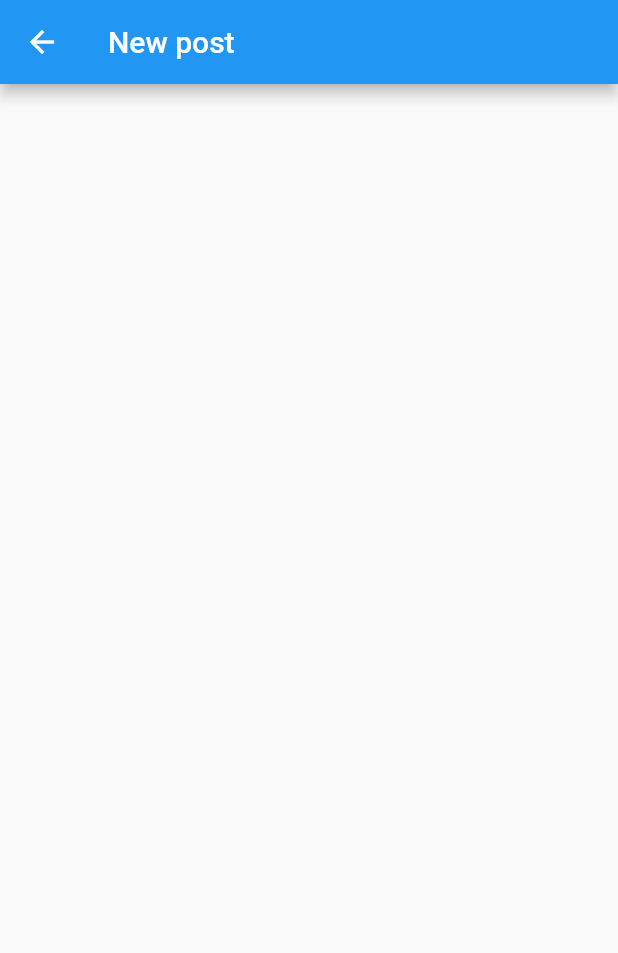
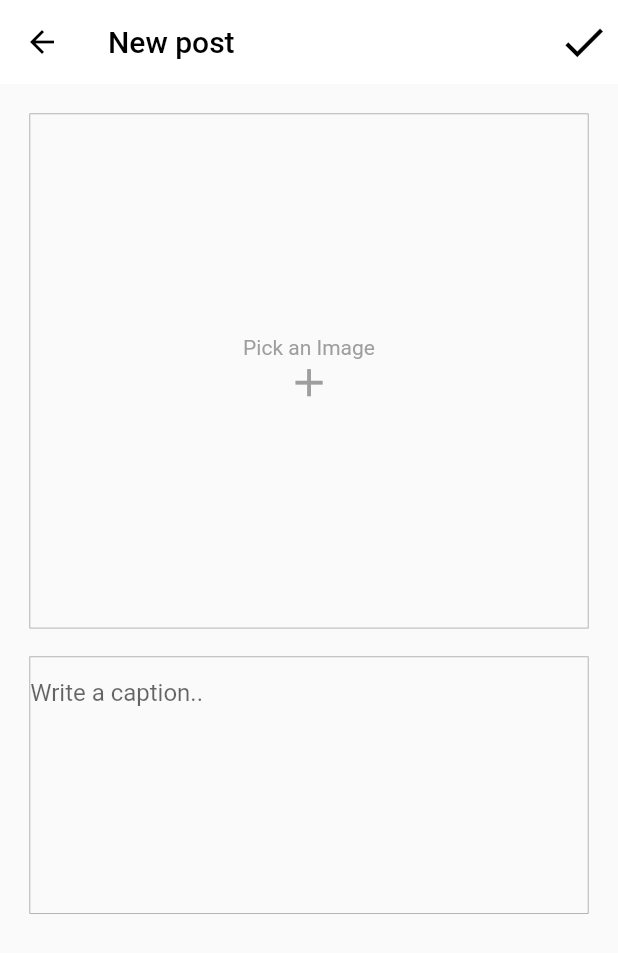
Before and after one commit to HashemAlkeshawi/theApp_Later, a Flutter app: the InstaCreate screen opened directly, on a phone screen of 412 x 824 dp. Shown: the top 953 px of the screen. Run offline on Flutter 3.47's test engine with Material 2 defaults, Android fonts, the phone set to English and light mode, and no system bars; our stand-ins replace easy_localization, flutter_screenutil, flutter_svg; missing offline and left inert: expendable_fab, swipeable_tile.

Commit message:
Posts Creaton .all

```diff
--- a/assets/langs/en.json
+++ b/assets/langs/en.json
@@ -23,6 +23,10 @@
 "NTPost":"New Tweet",
 "Photo" : "Photo",
 "Feeling" : "Feeling",
-"FCH" : "What's in your mind?"
+"FCH" : "What's in your mind?",
+"ICH" : "Write a caption..",
+"PaI" : "Pick an Image",
+"TCH" : "What's happening?",
+"saveTweet" : "Save tweet"
 
 }
--- a/lib/posts/facebook/face_create.dart
+++ b/lib/posts/facebook/face_create.dart
@@ -11,13 +11,14 @@ class FaceCreate extends StatelessWidget {
     double screenHeight = MediaQuery.of(context).size.height;
     return Scaffold(
       appBar: AppBar(
+        backgroundColor: const Color(0xff4267B2),
         title: Text("NFPost".tr()),
         actions: [
           IconButton(
               onPressed: () {},
               icon: Icon(
                 Icons.done,
-                size: 35.r,
+                size: 40.h,
               ))
         ],
       ),
@@ -49,8 +50,7 @@ class FaceCreate extends StatelessWidget {
                 title: Text("Photo".tr()),
               ),
               const Divider(),
-              DropdownButton(
-
+              ListTile(
                 leading: Image.asset("assets/images/feeling.png"),
                 title: Text("Feeling".tr()),
               )
--- a/lib/posts/instagram/insta_create.dart
+++ b/lib/posts/instagram/insta_create.dart
@@ -1,15 +1,87 @@
 import 'package:easy_localization/easy_localization.dart';
-import 'package:flutter/cupertino.dart';
 import 'package:flutter/material.dart';
+import 'package:flutter_screenutil/flutter_screenutil.dart';
 
 class InstaCreate extends StatelessWidget {
   static const String screenName = "FaceCreate";
+
+  TextEditingController contentController = TextEditingController();
+
   @override
   Widget build(BuildContext context) {
+    double screenHeight = MediaQuery.of(context).size.height;
     return Scaffold(
       appBar: AppBar(
-        title: Text("NIPost".tr()),
+        iconTheme: IconThemeData(color: Colors.black),
+        elevation: 0,
+        backgroundColor: Colors.white,
+        title: Text(
+          "NIPost".tr(),
+          style: TextStyle(color: Colors.black),
+        ),
+        actions: [
+          IconButton(
+              onPressed: () {},
+              icon: Icon(
+                Icons.done,
+                color: Colors.black,
+                size: 40.h,
+              ))
+        ],
       ),
+      body: Container(
+          padding: EdgeInsets.all(12.h),
+          height: screenHeight,
+          child: ListView(
+            children: [
+              Container(
+                decoration: BoxDecoration(
+                  border: Border.all(
+                    color: Colors.grey,
+                    width: 0.5,
+                  ),
+                ),
+                margin: EdgeInsets.all(12.r),
+                height: 400.h,
+                child: Center(
+                  child: Column(
+                    mainAxisAlignment: MainAxisAlignment.center,
+                    children: [
+                      Text(
+                        "PaI".tr(),
+                        style: const TextStyle(
+                          color: Colors.grey,
+                        ),
+                      ),
+                      Icon(
+                        Icons.add,
+                        color: Colors.grey,
+                        size: 40.r,
+                      ),
+                    ],
+                  ),
+                ),
+              ),
+              Container(
+                height: 200.h,
+                margin: EdgeInsets.all(12.r),
+                decoration: BoxDecoration(
+                  border: Border.all(
+                    color: Colors.grey,
+                    width: 0.5,
+                  ),
+                ),
+                child: TextField(
+                  controller: contentController,
+                  maxLines: null,
+                  decoration: InputDecoration(
+                    border: InputBorder.none,
+                    hintText: "ICH".tr(),
+                  ),
+                ),
+              ),
+            ],
+          )),
     );
   }
 }
--- a/lib/screens/Posts.dart
+++ b/lib/screens/Posts.dart
@@ -24,17 +24,17 @@ class Posts extends StatelessWidget {
         children: [
           ActionButton(
             onPressed: () => AppRouter.NavigateToWidget(FaceCreate()),
-            icon: Image.asset('assets/images/facebook.png'),
+            icon: Image.asset('assets/images/facebook_actionButton.png'),
           ),
           ActionButton(
             onPressed: () => AppRouter.NavigateToWidget(TwitterCreate()),
-            icon: Image.asset('assets/images/twitter.png'),
+            icon: Image.asset('assets/images/twitter_actionButton.png'),
           ),
           ActionButton(
             onPressed: () => AppRouter.NavigateToWidget(InstaCreate()),
             icon: CircleAvatar(
                 foregroundColor: Colors.white,
-                child: Image.asset('assets/images/instagram.png')),
+                child: Image.asset('assets/images/instagram_actionButton.png')),
           ),
         ],
       ),
```
Also changed, not shown: lib/main.dart (+18 -18 lines), lib/posts/facebook/face_post.dart (+31 -0 lines), lib/posts/twitter/twitter_create.dart (+63 -0 lines), assets/emojis/crazy.png (added), assets/emojis/happy.png (added), assets/images/addImage.png (added), assets/images/facebook_actionButton.png (added), assets/images/instagram_actionButton.png (added), assets/images/smile.png (added), assets/images/twitter_actionButton.png (added), lib/posts/all_posts.dart (deleted).
